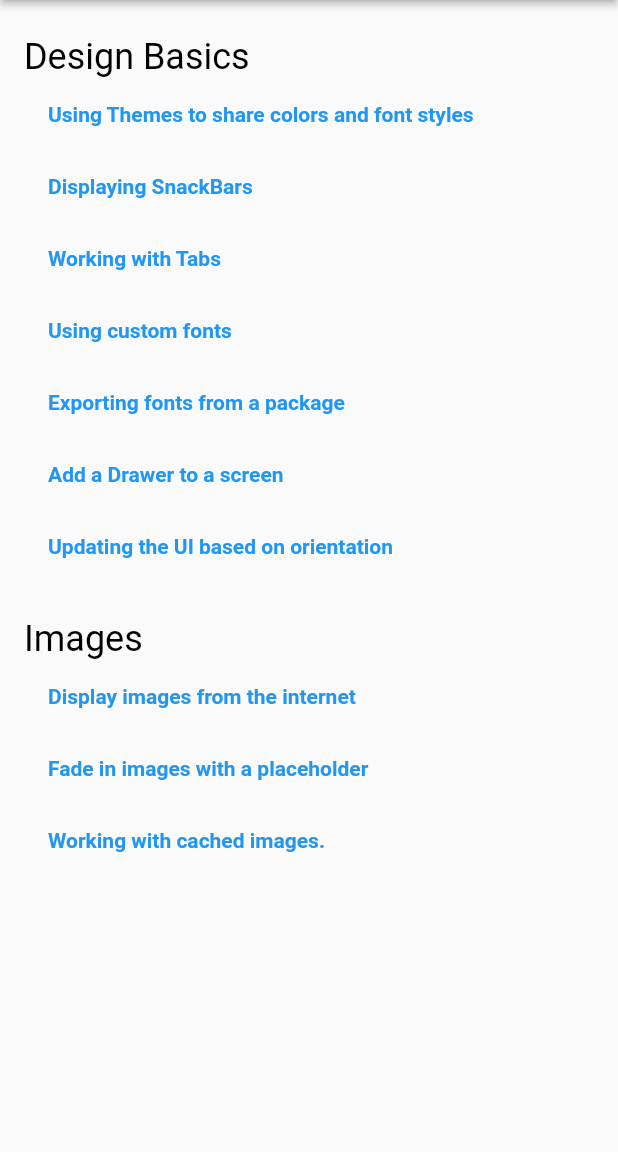
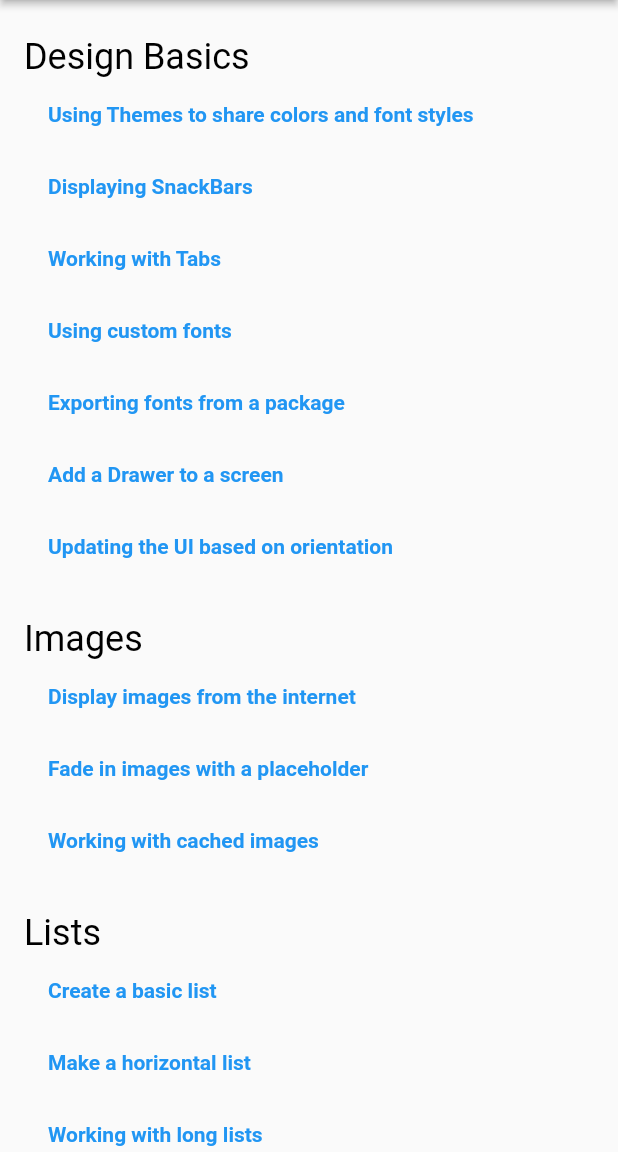
Before and after one commit to gurleensethi/flutter_cookbook, a Flutter app: the screen it shows after launch, on a phone screen of 412 x 824 dp, the part 84-1236 px from its top. Run offline on Flutter 3.47's test engine with Material 2 defaults, Android fonts, the light colour scheme and no system bars; our stand-ins replace cached_network_image; missing offline and left inert: flutter_html_view.

Commit message:
Add items for list section

```diff
--- a/lib/item_list.dart
+++ b/lib/item_list.dart
@@ -44,7 +44,32 @@ final items = [
         "route": "/fadeInImages"
       },
       {
-        "name": "Working with cached images.",
+        "name": "Working with cached images",
+        "route": "/cachedImages"
+      },
+    ]
+  },
+  {
+    "name": "Lists",
+    "items": [
+      {
+        "name": "Create a basic list",
+        "route": "/imagesFromInternet"
+      },
+      {
+        "name": "Make a horizontal list",
+        "route": "/fadeInImages"
+      },
+      {
+        "name": "Working with long lists",
+        "route": "/cachedImages"
+      },
+      {
+        "name": "Creating lists with different types of items",
+        "route": "/cachedImages"
+      },
+      {
+        "name": "Creating a grid List",
         "route": "/cachedImages"
       },
     ]
```
